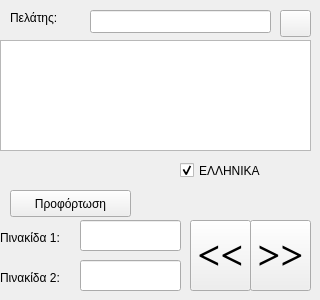
Old version of the form fortosi_new_1.ui in the repository algogr/Elina_Scanner.
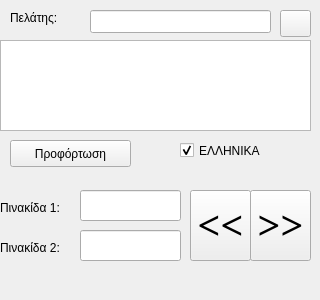
New version of the form.

```diff
--- a/fortosi_new_1.ui
+++ b/fortosi_new_1.ui
@@ -33,7 +33,7 @@
    <property name="geometry">
     <rect>
      <x>80</x>
-     <y>220</y>
+     <y>190</y>
      <width>101</width>
      <height>31</height>
     </rect>
@@ -43,7 +43,7 @@
    <property name="geometry">
     <rect>
      <x>0</x>
-     <y>230</y>
+     <y>200</y>
      <width>71</width>
      <height>16</height>
     </rect>
@@ -56,7 +56,7 @@
    <property name="geometry">
     <rect>
      <x>0</x>
-     <y>270</y>
+     <y>240</y>
      <width>71</width>
      <height>16</height>
     </rect>
@@ -69,7 +69,7 @@
    <property name="geometry">
     <rect>
      <x>80</x>
-     <y>260</y>
+     <y>230</y>
      <width>101</width>
      <height>31</height>
     </rect>
@@ -79,7 +79,7 @@
    <property name="geometry">
     <rect>
      <x>250</x>
-     <y>220</y>
+     <y>190</y>
      <width>61</width>
      <height>71</height>
     </rect>
@@ -100,7 +100,7 @@
    <property name="geometry">
     <rect>
      <x>190</x>
-     <y>220</y>
+     <y>190</y>
      <width>61</width>
      <height>71</height>
     </rect>
@@ -136,7 +136,7 @@
      <x>0</x>
      <y>40</y>
      <width>311</width>
-     <height>111</height>
+     <height>91</height>
     </rect>
    </property>
    <attribute name="verticalHeaderVisible">
@@ -163,7 +163,7 @@
    <property name="geometry">
     <rect>
      <x>10</x>
-     <y>190</y>
+     <y>140</y>
      <width>121</width>
      <height>27</height>
     </rect>
@@ -176,9 +176,9 @@
    <property name="geometry">
     <rect>
      <x>150</x>
-     <y>189</y>
+     <y>161</y>
      <width>161</width>
-     <height>21</height>
+     <height>20</height>
     </rect>
    </property>
    <property name="text">
@@ -189,7 +189,7 @@
    <property name="geometry">
     <rect>
      <x>20</x>
-     <y>220</y>
+     <y>170</y>
      <width>39</width>
      <height>10</height>
     </rect>
@@ -202,7 +202,7 @@
    <property name="geometry">
     <rect>
      <x>180</x>
-     <y>160</y>
+     <y>140</y>
      <width>111</width>
      <height>21</height>
     </rect>
```
Left out of the diff: 3 changed lines with no effect on the pictures.
